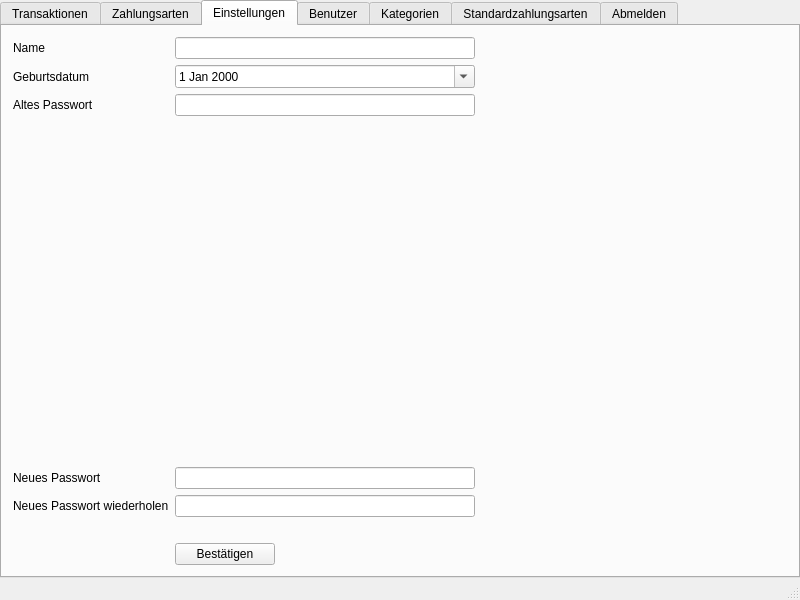
Qt form userwindow.ui (Tandaradei/haushalt) before a commit.
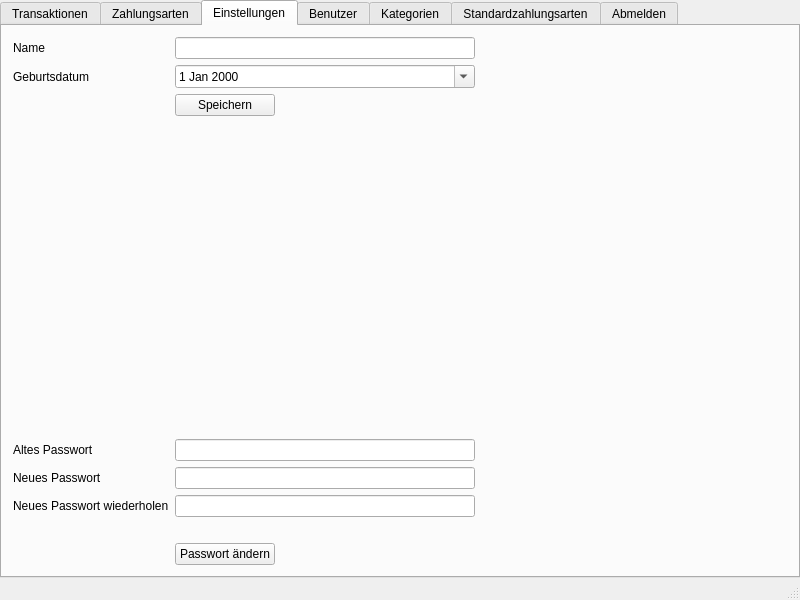
The same form after that commit. The open tabs and pages were chosen to show the change. Icons and pictures are not drawn.

Commit message: Added settings loading for logged in user

The edit to the form file:
```diff
--- a/userwindow.ui
+++ b/userwindow.ui
@@ -751,7 +751,7 @@
                  </widget>
                 </item>
                 <item row="1" column="1">
-                 <widget class="QDateEdit" name="dateEdit_2">
+                 <widget class="QDateEdit" name="settingsBirthdateField">
                   <property name="maximumSize">
                    <size>
                     <width>300</width>
@@ -766,14 +766,14 @@
                   </property>
                  </widget>
                 </item>
-                <item row="2" column="0">
+                <item row="4" column="0">
                  <widget class="QLabel" name="settingsoldpwLabel">
                   <property name="text">
                    <string>Altes Passwort</string>
                   </property>
                  </widget>
                 </item>
-                <item row="2" column="1">
+                <item row="4" column="1">
                  <widget class="QLineEdit" name="settingsoldpwField">
                   <property name="maximumSize">
                    <size>
@@ -786,14 +786,14 @@
                   </property>
                  </widget>
                 </item>
-                <item row="4" column="0">
+                <item row="6" column="0">
                  <widget class="QLabel" name="settingsnewpwLabel">
                   <property name="text">
                    <string>Neues Passwort</string>
                   </property>
                  </widget>
                 </item>
-                <item row="4" column="1">
+                <item row="6" column="1">
                  <widget class="QLineEdit" name="settingsnewpwField">
                   <property name="maximumSize">
                    <size>
@@ -806,14 +806,14 @@
                   </property>
                  </widget>
                 </item>
-                <item row="5" column="0">
+                <item row="7" column="0">
                  <widget class="QLabel" name="settingsnewpwwdhLabel">
                   <property name="text">
                    <string>Neues Passwort wiederholen</string>
                   </property>
                  </widget>
                 </item>
-                <item row="5" column="1">
+                <item row="7" column="1">
                  <widget class="QLineEdit" name="settingsnewpwwdhField">
                   <property name="maximumSize">
                    <size>
@@ -826,7 +826,7 @@
                   </property>
                  </widget>
                 </item>
-                <item row="6" column="1">
+                <item row="9" column="1">
                  <widget class="QLabel" name="label_12">
                   <property name="maximumSize">
                    <size>
@@ -839,8 +839,8 @@
                   </property>
                  </widget>
                 </item>
-                <item row="7" column="1">
-                 <widget class="QPushButton" name="settingsacceptButton">
+                <item row="10" column="1">
+                 <widget class="QPushButton" name="settingsNewPasswordButton">
                   <property name="maximumSize">
                    <size>
                     <width>100</width>
@@ -848,7 +848,7 @@
                    </size>
                   </property>
                   <property name="text">
-                   <string>Bestätigen</string>
+                   <string>Passwort ändern</string>
                   </property>
                   <property name="icon">
                    <iconset>
@@ -869,6 +869,19 @@
                   </property>
                  </spacer>
                 </item>
+                <item row="2" column="1">
+                 <widget class="QPushButton" name="settingsSaveButton">
+                  <property name="maximumSize">
+                   <size>
+                    <width>100</width>
+                    <height>16777215</height>
+                   </size>
+                  </property>
+                  <property name="text">
+                   <string>Speichern</string>
+                  </property>
+                 </widget>
+                </item>
                </layout>
               </item>
              </layout>
```
The commit also changes 6 other files.
